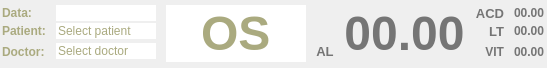
Qt form bigviewnumcur.ui (siborion/siborion_american_scan) before a commit.
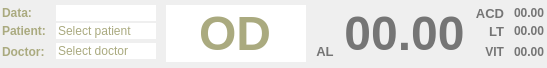
The same form after that commit.

What changed in the file:
```diff
--- a/bigviewnumcur.ui
+++ b/bigviewnumcur.ui
@@ -383,7 +383,7 @@
         <string notr="true">color: rgb(170, 170, 127);</string>
        </property>
        <property name="text">
-        <string>OS</string>
+        <string>OD</string>
        </property>
        <property name="frame">
         <bool>false</bool>
```
